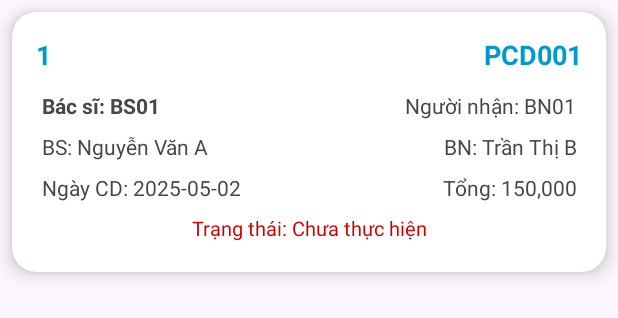
After one commit to hoSYKien/App-Android, an Android app built with Jetpack Compose: the layout item_pcd_record.xml on its own in the app's theme, with its tools: preview values and no code run, on a phone screen of 412 x 824 dp. The commit adds this screen. Shown: the top 318 px of the screen. Run offline under Robolectric (Android 15) with nearby library versions, the phone set to English and light mode, and no system bars.

Commit message:
Cập nhật MainActivity, DatabaseHelper, PcdRecordAdapter và layout item_pcd_record

```diff
--- /dev/null
+++ b/app/src/main/res/layout/item_pcd_record.xml
@@ -0,0 +1,126 @@
+<?xml version="1.0" encoding="utf-8"?>
+<androidx.cardview.widget.CardView xmlns:android="http://schemas.android.com/apk/res/android"
+    xmlns:app="http://schemas.android.com/apk/res-auto"
+    android:layout_width="match_parent"
+    android:layout_height="wrap_content"
+    android:layout_margin="8dp"
+    app:cardCornerRadius="16dp"
+    app:cardElevation="8dp"
+    android:foreground="?android:attr/selectableItemBackground">
+
+    <LinearLayout
+        android:layout_width="match_parent"
+        android:layout_height="wrap_content"
+        android:orientation="vertical"
+        android:padding="16dp">
+
+        <!-- Header: STT | Mã PCD -->
+        <LinearLayout
+            android:layout_width="match_parent"
+            android:layout_height="wrap_content"
+            android:orientation="horizontal"
+            android:gravity="center_vertical">
+
+            <TextView
+                android:id="@+id/tvStt"
+                android:layout_width="wrap_content"
+                android:layout_height="wrap_content"
+                android:text="1"
+                android:textStyle="bold"
+                android:textSize="18sp"
+                android:textColor="@android:color/holo_blue_dark"/>
+
+            <TextView
+                android:id="@+id/tvMaPCD"
+                android:layout_width="0dp"
+                android:layout_height="wrap_content"
+                android:layout_weight="1"
+                android:text="PCD001"
+                android:textStyle="bold"
+                android:textSize="18sp"
+                android:gravity="end"
+                android:textColor="@android:color/holo_blue_dark"/>
+        </LinearLayout>
+
+        <!-- Small space -->
+        <Space android:layout_width="match_parent" android:layout_height="8dp"/>
+
+        <!-- Info grid: two columns -->
+        <GridLayout
+            android:layout_width="match_parent"
+            android:layout_height="wrap_content"
+            android:columnCount="2"
+            android:rowCount="4"
+            android:alignmentMode="alignMargins"
+            android:rowOrderPreserved="false"
+            android:columnOrderPreserved="false"
+            android:useDefaultMargins="true">
+
+            <!-- Bác sĩ -->
+            <TextView
+                android:id="@+id/tvMaBS_TenBS"
+                android:layout_columnWeight="1"
+                android:layout_row="0" android:layout_column="0"
+                android:layout_width="0dp" android:layout_height="wrap_content"
+                android:text="Bác sĩ: BS01"
+                android:textStyle="bold"
+                android:textSize="14sp"/>
+            <TextView
+                android:id="@+id/tvMaBN_TenBN"
+                android:layout_columnWeight="1"
+                android:layout_row="0" android:layout_column="1"
+                android:layout_width="0dp" android:layout_height="wrap_content"
+                android:text="Người nhận: BN01"
+                android:textSize="14sp"
+                android:gravity="end"/>
+
+            <!-- Tên bác sĩ -->
+            <TextView
+                android:id="@+id/tvTenBS"
+                android:layout_columnWeight="1"
+                android:layout_row="1" android:layout_column="0"
+                android:layout_width="0dp" android:layout_height="wrap_content"
+                android:text="BS: Nguyễn Văn A"
+                android:textSize="14sp"/>
+            <!-- Tên bệnh nhân -->
+            <TextView
+                android:id="@+id/tvTenBN"
+                android:layout_columnWeight="1"
+                android:layout_row="1" android:layout_column="1"
+                android:layout_width="0dp" android:layout_height="wrap_content"
+                android:text="BN: Trần Thị B"
+                android:textSize="14sp"
+                android:gravity="end"/>
+
+            <!-- Ngày CD -->
+            <TextView
+                android:id="@+id/tvNgayCD"
+                android:layout_columnWeight="1"
+                android:layout_row="2" android:layout_column="0"
+                android:layout_width="0dp" android:layout_height="wrap_content"
+                android:text="Ngày CD: 2025-05-02"
+                android:textSize="14sp"/>
+            <!-- Tổng tiền -->
+            <TextView
+                android:id="@+id/tvTongTien"
+                android:layout_columnWeight="1"
+                android:layout_row="2" android:layout_column="1"
+                android:layout_width="0dp" android:layout_height="wrap_content"
+                android:text="Tổng: 150,000"
+                android:textSize="14sp"
+                android:gravity="end"/>
+
+            <!-- Trạng thái spanning both columns -->
+            <TextView
+                android:id="@+id/tvTrangThai"
+                android:layout_row="3" android:layout_column="0"
+                android:layout_columnSpan="2"
+                android:layout_width="match_parent" android:layout_height="wrap_content"
+                android:text="Trạng thái: Chưa thực hiện"
+                android:textSize="13sp"
+                android:textColor="@android:color/holo_red_dark"
+                android:gravity="center"/>
+        </GridLayout>
+
+    </LinearLayout>
+</androidx.cardview.widget.CardView>
```
Also changed, not shown: app/src/main/java/com/example/hosykien211604449/DatabaseHelper.java (+108 -49 lines), app/src/main/java/com/example/hosykien211604449/MainActivity.java (+125 -41 lines), app/src/main/java/com/example/hosykien211604449/PcdRecordAdapter.java (added, +79 -0 lines), app/src/main/res/layout/activity_main.xml (+32 -4 lines).
